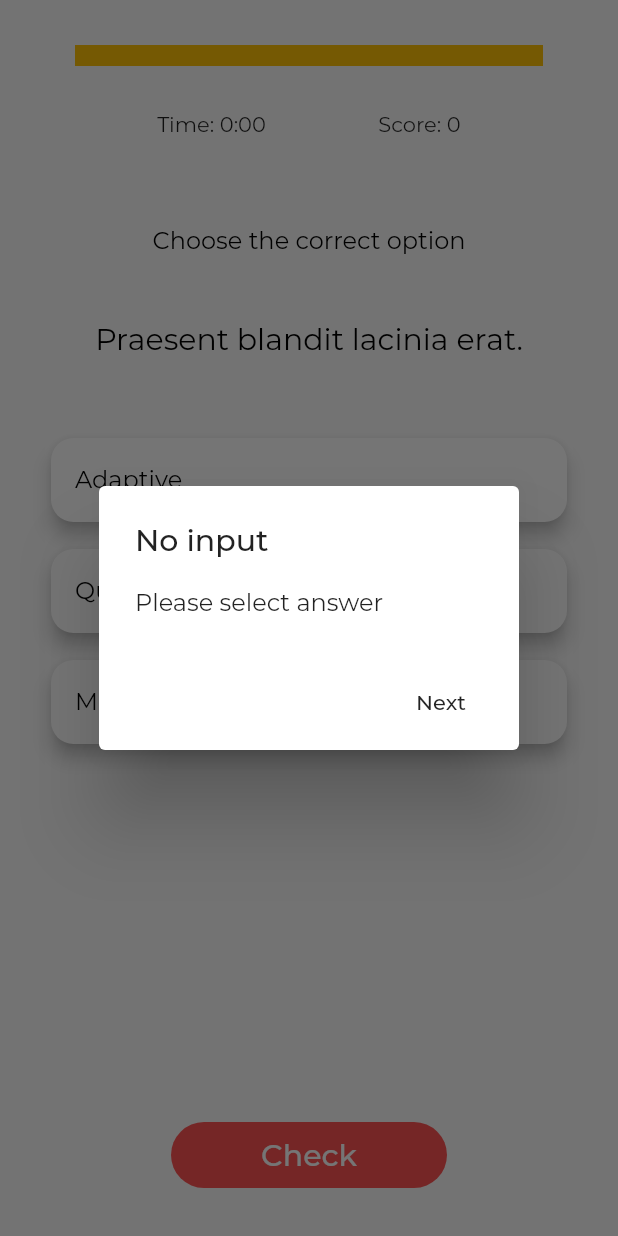
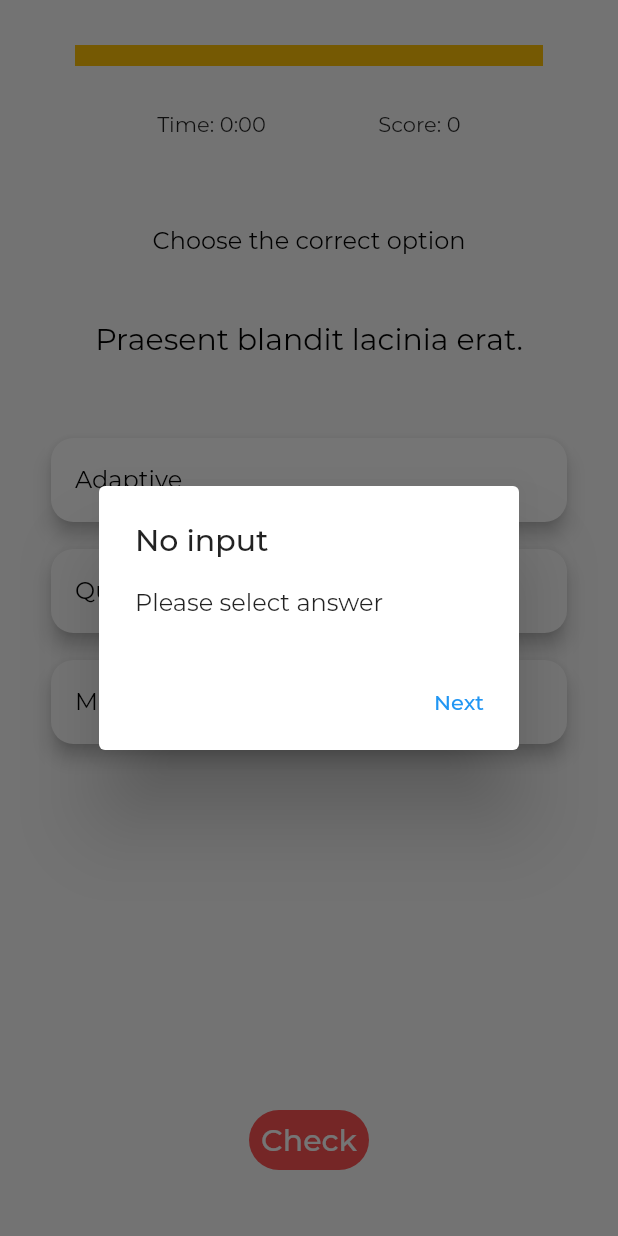
Before and after one commit to Vasha-Shikkha/mobile_application, a Flutter app: the McqScreen screen opened by its route, after a tap on "Check", on a phone screen of 412 x 824 dp. Run offline on Flutter 3.47's test engine with Material 2 defaults, Android fonts, the light colour scheme and no system bars; drawn by our look-alikes of percent_indicator; our stand-ins replace font_awesome_flutter, moor_flutter; generated files the repository leaves out were written again; project files that could hold a hidden picture were left out.

Commit message:
upgrade to flutter version 2 & update package name

```diff
--- a/lib/data/moor_database.dart
+++ b/lib/data/moor_database.dart
@@ -1,4 +1,4 @@
-import 'package:Vasha_Shikkha/data/tables/token.dart';
+import 'package:vasha_shikkha/data/tables/token.dart';
 import 'package:moor_flutter/moor_flutter.dart';
 
 part 'moor_database.g.dart';
--- a/lib/main.dart
+++ b/lib/main.dart
@@ -1,6 +1,6 @@
-import 'package:Vasha_Shikkha/data/moor_database.dart';
-import 'package:Vasha_Shikkha/routes.dart';
-import 'package:Vasha_Shikkha/style/custom_theme.dart';
+import 'package:vasha_shikkha/data/moor_database.dart';
+import 'package:vasha_shikkha/routes.dart';
+import 'package:vasha_shikkha/style/custom_theme.dart';
 import 'package:flutter/material.dart';
 import 'package:provider/provider.dart';
 
--- a/lib/routes.dart
+++ b/lib/routes.dart
@@ -1,6 +1,6 @@
-import 'package:Vasha_Shikkha/ui/fb/fill_in_the_blanks_view.dart';
-import 'package:Vasha_Shikkha/ui/login/login_screen.dart';
-import 'package:Vasha_Shikkha/ui/mcq/mcq_screen.dart';
+import 'package:vasha_shikkha/ui/fb/fill_in_the_blanks_view.dart';
+import 'package:vasha_shikkha/ui/login/login_screen.dart';
+import 'package:vasha_shikkha/ui/mcq/mcq_screen.dart';
 import 'package:flutter/material.dart';
 
 final routes = {
--- a/lib/ui/fb/fill_in_the_blanks_view.dart
+++ b/lib/ui/fb/fill_in_the_blanks_view.dart
@@ -1,6 +1,6 @@
-import 'package:Vasha_Shikkha/ui/base/ExerciseScreen.dart';
-import 'package:Vasha_Shikkha/ui/fb/widgets/drag_target_blank.dart';
-import 'package:Vasha_Shikkha/ui/fb/widgets/draggable_option.dart';
+import 'package:vasha_shikkha/ui/base/ExerciseScreen.dart';
+import 'package:vasha_shikkha/ui/fb/widgets/drag_target_blank.dart';
+import 'package:vasha_shikkha/ui/fb/widgets/draggable_option.dart';
 import 'package:flutter/material.dart';
 
 class FillInTheBlanksView extends StatefulWidget {
--- a/lib/ui/mcq/mcq.dart
+++ b/lib/ui/mcq/mcq.dart
@@ -7,7 +7,7 @@ class MCQ {
   MCQ({this.id, this.question, this.options, this.correctOption});
 
   factory MCQ.fromJson(Map<String, dynamic> json) {
-    List<String> options = List();
+    List<String> options = [];
     options.add(json['option1']);
     options.add(json['option2']);
     options.add(json['option3']);
--- a/lib/ui/mcq/mcq_screen.dart
+++ b/lib/ui/mcq/mcq_screen.dart
@@ -1,7 +1,7 @@
 import 'dart:convert';
 
-import 'package:Vasha_Shikkha/style/colors.dart';
-import 'package:Vasha_Shikkha/ui/mcq/mcq.dart';
+import 'package:vasha_shikkha/style/colors.dart';
+import 'package:vasha_shikkha/ui/mcq/mcq.dart';
 import 'package:flutter/material.dart';
 import 'package:flutter/services.dart';
 import 'package:percent_indicator/linear_percent_indicator.dart';
@@ -18,8 +18,8 @@ class _McqScreenState extends State<McqScreen> with TickerProviderStateMixin {
   int _taskno;
   Stopwatch _stopwatch;
 
-  List<MCQ> _mcqList = List();
-  List<String> _options = List();
+  List<MCQ> _mcqList = [];
+  List<String> _options = [];
   String _question;
   int _selectedOption = -1;
 
@@ -128,7 +128,21 @@ class _McqScreenState extends State<McqScreen> with TickerProviderStateMixin {
                     flex: 1,
                     child: Align(
                       alignment: Alignment.bottomCenter,
-                      child: FlatButton(
+                      child: Padding(
+                        padding: EdgeInsets.only(
+                            top: 10, left: 60.0, right: 60.0, bottom: 10),
+                        child: TextButton(
+                          style: ButtonStyle(
+                            backgroundColor: MaterialStateProperty.all<Color>(
+                                Colors.redAccent),
+                            foregroundColor:
+                                MaterialStateProperty.all<Color>(Colors.white),
+                            shape: MaterialStateProperty.all<OutlinedBorder>(
+                              new RoundedRectangleBorder(
+                                borderRadius: new BorderRadius.circular(30.0),
+                              ),
+                            ),
+                          ),
                           child: const Text(
                             'Check',
                             style: TextStyle(
@@ -142,12 +156,6 @@ class _McqScreenState extends State<McqScreen> with TickerProviderStateMixin {
                               _generateNextTask();
                             });
                           },
-                        padding: EdgeInsets.only(
-                            top: 10, left: 60.0, right: 60.0, bottom: 10),
-                        color: Colors.redAccent,
-                        textColor: Colors.white,
-                        shape: new RoundedRectangleBorder(
-                          borderRadius: new BorderRadius.circular(30.0),
                         ),
                       ),
                     ),
@@ -281,7 +289,7 @@ class _McqScreenState extends State<McqScreen> with TickerProviderStateMixin {
           content: new Text(msg),
           actions: <Widget>[
             // usually buttons at the bottom of the dialog
-            new FlatButton(
+            new TextButton(
               child: new Text("Next"),
               onPressed: () {
                 Navigator.of(context).pop();
--- a/lib/utils/rest_api.dart
+++ b/lib/utils/rest_api.dart
@@ -1,6 +1,6 @@
 import 'dart:async';
 
-import 'package:Vasha_Shikkha/utils/network_util.dart';
+import 'package:vasha_shikkha/utils/network_util.dart';
 
 class RestApi {
   NetworkUtil _netUtil = new NetworkUtil();
--- a/pubspec.yaml
+++ b/pubspec.yaml
@@ -1,4 +1,4 @@
-name: Vasha_Shikkha
+name: vasha_shikkha
 description: A new Flutter project.
 
 # The following line prevents the package from being accidentally published to
```
Also changed, not shown: lib/ui/login/login_form.dart (+7 -6 lines), lib/ui/login/login_screen.dart (+5 -9 lines), pubspec.lock, 7 other files. Lines whose indentation alone changed are shown as unchanged.
